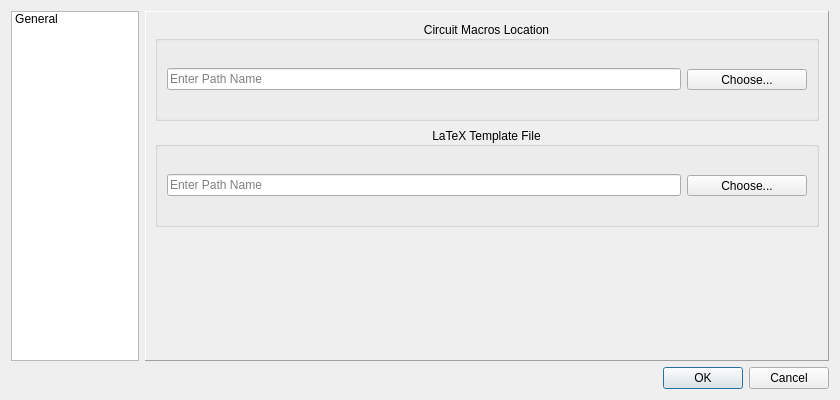
This is pycirkuit/ui/configdialog.ui in orestesmas/pycirkuit as Qt 5 draws it before an edit. The edited form follows.
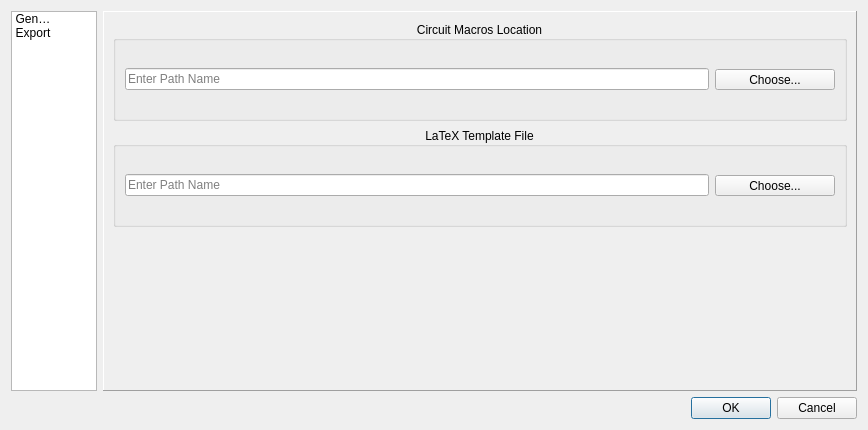
This is the edited form. Icons and pictures are not drawn.

Commit message: WIP trying to add a second config dialog page

```diff
--- a/pycirkuit/ui/configdialog.ui
+++ b/pycirkuit/ui/configdialog.ui
@@ -6,8 +6,8 @@
    <rect>
     <x>0</x>
     <y>0</y>
-    <width>840</width>
-    <height>400</height>
+    <width>868</width>
+    <height>430</height>
    </rect>
   </property>
   <property name="minimumSize">
@@ -24,27 +24,60 @@
     <layout class="QHBoxLayout" name="horizontalLayout">
      <item alignment="Qt::AlignHCenter">
       <widget class="QListWidget" name="listWidget">
+       <property name="sizePolicy">
+        <sizepolicy hsizetype="Preferred" vsizetype="Expanding">
+         <horstretch>0</horstretch>
+         <verstretch>0</verstretch>
+        </sizepolicy>
+       </property>
        <property name="maximumSize">
         <size>
-         <width>128</width>
+         <width>115</width>
          <height>16777215</height>
         </size>
        </property>
+       <property name="verticalScrollBarPolicy">
+        <enum>Qt::ScrollBarAlwaysOff</enum>
+       </property>
+       <property name="horizontalScrollBarPolicy">
+        <enum>Qt::ScrollBarAlwaysOff</enum>
+       </property>
+       <property name="sizeAdjustPolicy">
+        <enum>QAbstractScrollArea::AdjustToContents</enum>
+       </property>
+       <property name="autoScroll">
+        <bool>false</bool>
+       </property>
+       <property name="showDropIndicator" stdset="0">
+        <bool>false</bool>
+       </property>
+       <property name="selectionMode">
+        <enum>QAbstractItemView::SingleSelection</enum>
+       </property>
        <property name="iconSize">
         <size>
-         <width>96</width>
-         <height>84</height>
+         <width>72</width>
+         <height>72</height>
         </size>
        </property>
        <property name="textElideMode">
         <enum>Qt::ElideRight</enum>
        </property>
+       <property name="horizontalScrollMode">
+        <enum>QAbstractItemView::ScrollPerItem</enum>
+       </property>
        <property name="movement">
         <enum>QListView::Static</enum>
        </property>
+       <property name="flow">
+        <enum>QListView::LeftToRight</enum>
+       </property>
        <property name="resizeMode">
         <enum>QListView::Fixed</enum>
        </property>
+       <property name="layoutMode">
+        <enum>QListView::SinglePass</enum>
+       </property>
        <property name="spacing">
         <number>12</number>
        </property>
@@ -52,24 +85,39 @@
         <enum>QListView::IconMode</enum>
        </property>
        <property name="uniformItemSizes">
-        <bool>false</bool>
+        <bool>true</bool>
        </property>
        <property name="selectionRectVisible">
         <bool>true</bool>
        </property>
        <item>
         <property name="text">
-         <string>General</string>
+         <string comment="Config dialog Section title. Not an action.">General</string>
         </property>
         <property name="textAlignment">
          <set>AlignCenter</set>
         </property>
         <property name="icon">
          <iconset resource="../resources/resources.qrc">
-          <normaloff>:/pixmaps/config.png</normaloff>:/pixmaps/config.png</iconset>
+          <normaloff>:/pixmaps/CfgGeneral</normaloff>:/pixmaps/CfgGeneral</iconset>
         </property>
         <property name="flags">
-         <set>ItemIsSelectable|ItemIsUserCheckable|ItemIsEnabled</set>
+         <set>ItemIsSelectable|ItemIsEnabled</set>
+        </property>
+       </item>
+       <item>
+        <property name="text">
+         <string comment="Config dialog Section title. Not an action.">Export</string>
+        </property>
+        <property name="textAlignment">
+         <set>AlignCenter</set>
+        </property>
+        <property name="icon">
+         <iconset resource="../resources/resources.qrc">
+          <normaloff>:/pixmaps/CfgExportImage</normaloff>:/pixmaps/CfgExportImage</iconset>
+        </property>
+        <property name="flags">
+         <set>ItemIsSelectable|ItemIsEnabled</set>
         </property>
        </item>
       </widget>
```
The commit also changes 8 other files.
